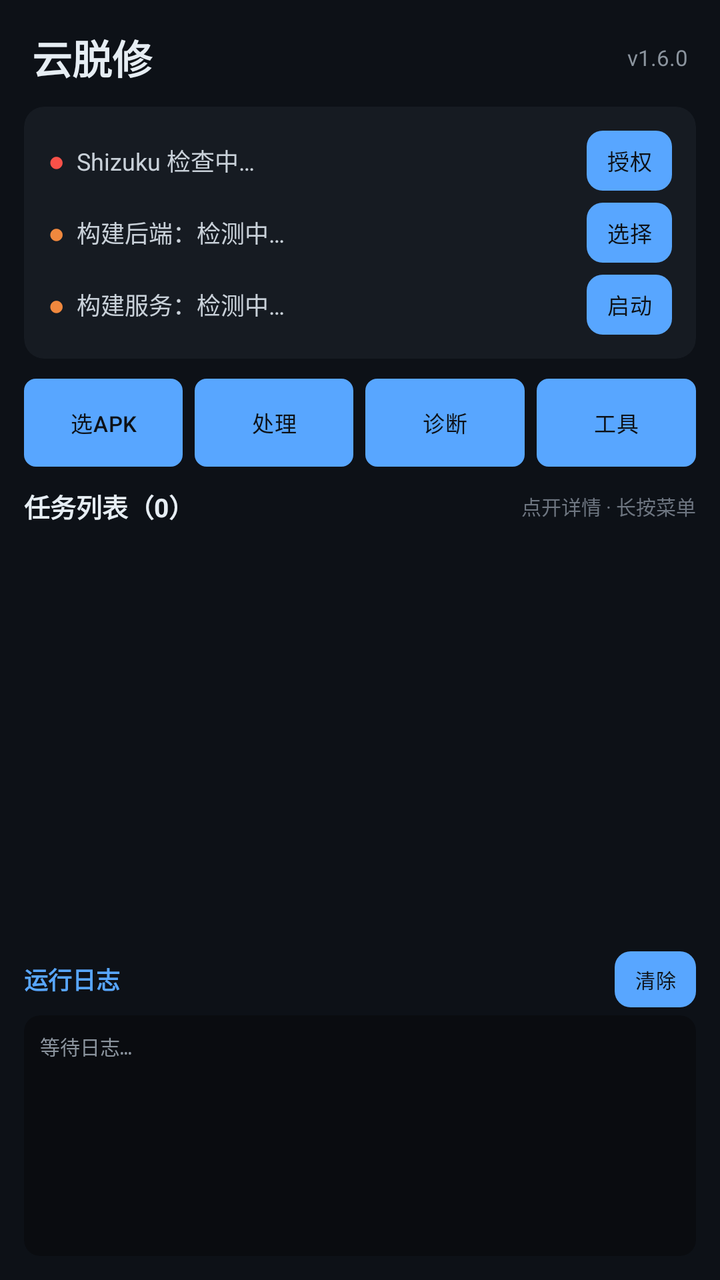
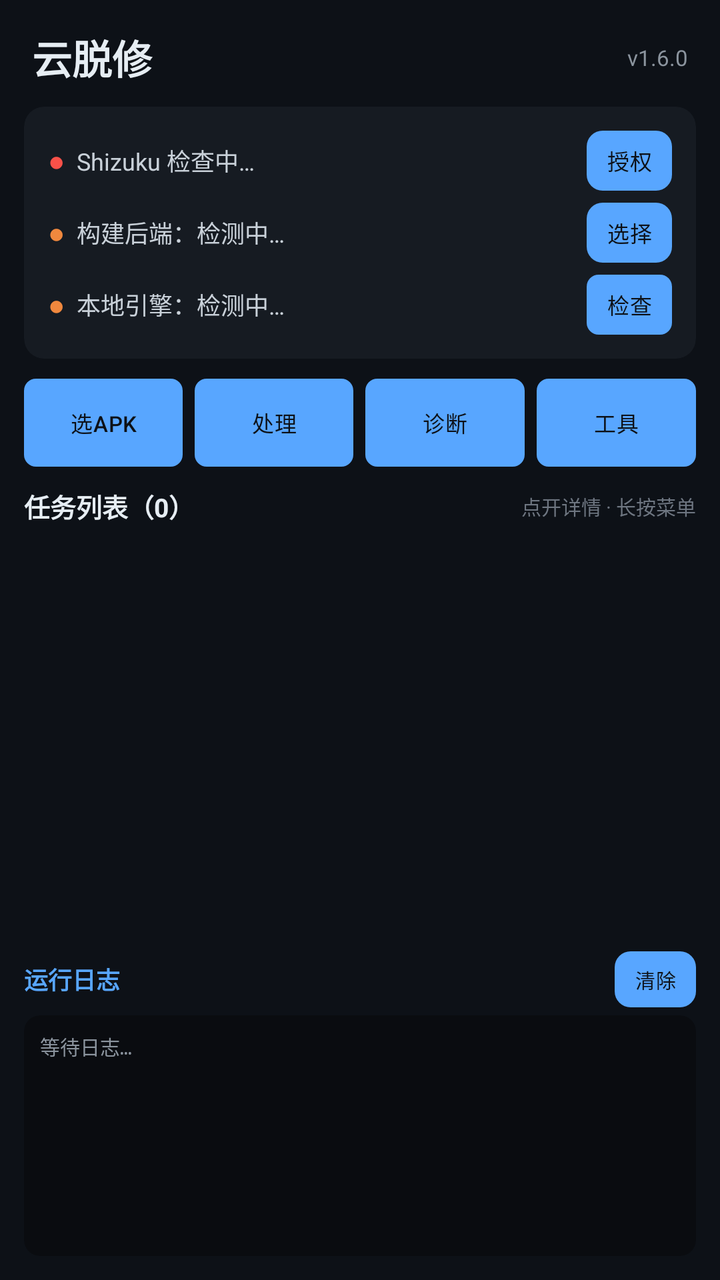

Before-and-after screenshots of an Android layout around one commit, followed by the original layout XML and the change that was made.
<!-- AndroidManifest.xml: application theme Theme.UnpackCloud -->
<!-- res/layout/activity_main.xml -->
<?xml version="1.0" encoding="utf-8"?>
<LinearLayout xmlns:android="http://schemas.android.com/apk/res/android"
    xmlns:app="http://schemas.android.com/apk/res-auto"
    android:layout_width="match_parent"
    android:layout_height="match_parent"
    android:orientation="vertical"
    android:background="#0D1117">

    
    <LinearLayout
        android:layout_width="match_parent"
        android:layout_height="wrap_content"
        android:orientation="horizontal"
        android:gravity="center_vertical"
        android:paddingStart="16dp"
        android:paddingEnd="16dp"
        android:paddingTop="14dp"
        android:paddingBottom="10dp">

        <TextView
            android:layout_width="0dp"
            android:layout_height="wrap_content"
            android:layout_weight="1"
            android:text="云脱修"
            android:textSize="20sp"
            android:textStyle="bold"
            android:textColor="#E6EDF3" />

        <TextView
            android:id="@+id/tvVersion"
            android:layout_width="wrap_content"
            android:layout_height="wrap_content"
            android:text="v1.6.0"
            android:textSize="11sp"
            android:textColor="#8B949E" />
    </LinearLayout>

    
    <androidx.cardview.widget.CardView
        android:layout_width="match_parent"
        android:layout_height="wrap_content"
        android:layout_marginStart="12dp"
        android:layout_marginEnd="12dp"
        android:layout_marginBottom="10dp"
        app:cardBackgroundColor="#161B22"
        app:cardCornerRadius="10dp"
        app:cardElevation="0dp">

        <LinearLayout
            android:layout_width="match_parent"
            android:layout_height="wrap_content"
            android:orientation="vertical"
            android:padding="12dp">

            
            <LinearLayout
                android:layout_width="match_parent"
                android:layout_height="wrap_content"
                android:orientation="horizontal"
                android:gravity="center_vertical"
                android:paddingBottom="6dp">

                <TextView
                    android:id="@+id/tvShizukuBadge"
                    android:layout_width="wrap_content"
                    android:layout_height="wrap_content"
                    android:text="●"
                    android:textSize="14sp"
                    android:textColor="#F85149"
                    android:paddingEnd="6dp" />

                <TextView
                    android:id="@+id/tvShizuku"
                    android:layout_width="0dp"
                    android:layout_height="wrap_content"
                    android:layout_weight="1"
                    android:text="Shizuku 检查中…"
                    android:textSize="12sp"
                    android:textColor="#C9D1D9" />

                <Button
                    android:id="@+id/btnGrantShizuku"
                    android:layout_width="wrap_content"
                    android:layout_height="30dp"
                    android:minWidth="0dp"
                    android:paddingStart="10dp"
                    android:paddingEnd="10dp"
                    android:textSize="11sp"
                    android:text="授权" />
            </LinearLayout>

            
            <LinearLayout
                android:layout_width="match_parent"
                android:layout_height="wrap_content"
                android:orientation="horizontal"
                android:gravity="center_vertical"
                android:paddingBottom="6dp">

                <TextView
                    android:id="@+id/tvBackendBadge"
                    android:layout_width="wrap_content"
                    android:layout_height="wrap_content"
                    android:text="●"
                    android:textSize="14sp"
                    android:textColor="#F0883E"
                    android:paddingEnd="6dp" />

                <TextView
                    android:id="@+id/tvBackend"
                    android:layout_width="0dp"
                    android:layout_height="wrap_content"
                    android:layout_weight="1"
                    android:text="构建后端：检测中…"
                    android:textSize="12sp"
                    android:textColor="#C9D1D9" />

                <Button
                    android:id="@+id/btnChooseBackend"
                    android:layout_width="wrap_content"
                    android:layout_height="30dp"
                    android:minWidth="0dp"
                    android:paddingStart="10dp"
                    android:paddingEnd="10dp"
                    android:textSize="11sp"
                    android:text="选择" />
            </LinearLayout>

            
            <LinearLayout
                android:layout_width="match_parent"
                android:layout_height="wrap_content"
                android:orientation="horizontal"
                android:gravity="center_vertical">

                <TextView
                    android:id="@+id/tvServiceBadge"
                    android:layout_width="wrap_content"
                    android:layout_height="wrap_content"
                    android:text="●"
                    android:textSize="14sp"
                    android:textColor="#F0883E"
                    android:paddingEnd="6dp" />

                <TextView
                    android:id="@+id/tvTermuxStatus"
                    android:layout_width="0dp"
                    android:layout_height="wrap_content"
                    android:layout_weight="1"
                    android:text="构建服务：检测中…"
                    android:textSize="12sp"
                    android:textColor="#C9D1D9" />

                <Button
                    android:id="@+id/btnStartDaemon"
                    android:layout_width="wrap_content"
                    android:layout_height="30dp"
                    android:minWidth="0dp"
                    android:paddingStart="10dp"
                    android:paddingEnd="10dp"
                    android:textSize="11sp"
                    android:text="启动" />
            </LinearLayout>
        </LinearLayout>
    </androidx.cardview.widget.CardView>

    
    <LinearLayout
        android:layout_width="match_parent"
        android:layout_height="wrap_content"
        android:orientation="horizontal"
        android:paddingStart="12dp"
        android:paddingEnd="12dp"
        android:paddingBottom="10dp">

        <Button
            android:id="@+id/btnPickApk"
            style="@style/YtxButton.Small"
            android:layout_width="0dp"
            android:layout_height="44dp"
            android:layout_weight="1"
            android:minWidth="0dp"
            android:paddingStart="2dp"
            android:paddingEnd="2dp"
            android:singleLine="true"
            android:maxLines="1"
            android:ellipsize="end"
            android:insetLeft="0dp"
            android:insetRight="0dp"
            android:textSize="11sp"
            android:text="选APK" />

        <Button
            android:id="@+id/btnStartWorker"
            style="@style/YtxButton.Small"
            android:layout_width="0dp"
            android:layout_height="44dp"
            android:layout_weight="1"
            android:layout_marginStart="6dp"
            android:minWidth="0dp"
            android:paddingStart="2dp"
            android:paddingEnd="2dp"
            android:singleLine="true"
            android:maxLines="1"
            android:ellipsize="end"
            android:insetLeft="0dp"
            android:insetRight="0dp"
            android:textSize="11sp"
            android:text="处理" />

        <Button
            android:id="@+id/btnDiagnose"
            style="@style/YtxButton.Small"
            android:layout_width="0dp"
            android:layout_height="44dp"
            android:layout_weight="1"
            android:layout_marginStart="6dp"
            android:minWidth="0dp"
            android:paddingStart="2dp"
            android:paddingEnd="2dp"
            android:singleLine="true"
            android:maxLines="1"
            android:ellipsize="end"
            android:insetLeft="0dp"
            android:insetRight="0dp"
            android:textSize="11sp"
            android:text="诊断" />

        <Button
            android:id="@+id/btnOpenTools"
            style="@style/YtxButton.Small"
            android:layout_width="0dp"
            android:layout_height="44dp"
            android:layout_weight="1"
            android:layout_marginStart="6dp"
            android:minWidth="0dp"
            android:paddingStart="2dp"
            android:paddingEnd="2dp"
            android:singleLine="true"
            android:maxLines="1"
            android:ellipsize="end"
            android:insetLeft="0dp"
            android:insetRight="0dp"
            android:textSize="11sp"
            android:text="工具" />
    </LinearLayout>

    
    <LinearLayout
        android:layout_width="match_parent"
        android:layout_height="0dp"
        android:layout_weight="3"
        android:orientation="vertical"
        android:layout_marginStart="12dp"
        android:layout_marginEnd="12dp">

        <LinearLayout
            android:layout_width="match_parent"
            android:layout_height="wrap_content"
            android:orientation="horizontal"
            android:gravity="center_vertical"
            android:paddingBottom="6dp">

            <TextView
                android:id="@+id/tvTaskCount"
                android:layout_width="0dp"
                android:layout_height="wrap_content"
                android:layout_weight="1"
                android:text="任务列表（0）"
                android:textSize="13sp"
                android:textStyle="bold"
                android:textColor="#E6EDF3" />

            <TextView
                android:id="@+id/tvTaskHint"
                android:layout_width="wrap_content"
                android:layout_height="wrap_content"
                android:text="点开详情 · 长按菜单"
                android:textSize="10sp"
                android:textColor="#6E7681" />
        </LinearLayout>

        <androidx.recyclerview.widget.RecyclerView
            android:id="@+id/rvTasks"
            android:layout_width="match_parent"
            android:layout_height="0dp"
            android:layout_weight="1"
            android:clipToPadding="false" />
    </LinearLayout>

    
    <LinearLayout
        android:layout_width="match_parent"
        android:layout_height="0dp"
        android:layout_weight="2"
        android:orientation="vertical"
        android:layout_marginStart="12dp"
        android:layout_marginEnd="12dp"
        android:layout_marginTop="4dp">

        <LinearLayout
            android:layout_width="match_parent"
            android:layout_height="wrap_content"
            android:orientation="horizontal"
            android:gravity="center_vertical"
            android:paddingBottom="4dp">

            <TextView
                android:id="@+id/tvLogHeader"
                android:layout_width="0dp"
                android:layout_height="wrap_content"
                android:layout_weight="1"
                android:text="运行日志"
                android:textSize="12sp"
                android:textStyle="bold"
                android:textColor="#58A6FF" />

            <Button
                android:id="@+id/btnClearLog"
                android:layout_width="wrap_content"
                android:layout_height="28dp"
                android:minWidth="0dp"
                android:paddingStart="10dp"
                android:paddingEnd="10dp"
                android:textSize="10sp"
                android:text="清除" />
        </LinearLayout>

        <androidx.cardview.widget.CardView
            android:layout_width="match_parent"
            android:layout_height="0dp"
            android:layout_weight="1"
            app:cardBackgroundColor="#0A0C10"
            app:cardCornerRadius="8dp"
            app:cardElevation="0dp">

            <ScrollView
                android:id="@+id/svLog"
                android:layout_width="match_parent"
                android:layout_height="match_parent"
                android:padding="8dp"
                android:scrollbars="vertical">

                <TextView
                    android:id="@+id/tvLog"
                    android:layout_width="match_parent"
                    android:layout_height="wrap_content"
                    android:text="等待日志…"
                    android:textSize="10sp"
                    android:fontFamily="monospace"
                    android:textColor="#8B949E"
                    android:lineSpacingExtra="2dp" />
            </ScrollView>
        </androidx.cardview.widget.CardView>
    </LinearLayout>

    <View
        android:layout_width="match_parent"
        android:layout_height="12dp" />

</LinearLayout>
<!-- resources referenced by this layout -->
<resources>
  <style name="YtxButton.Small" parent="YtxButton">
          <item name="android:textSize">11sp</item>
          <item name="cornerRadius">6dp</item>
      </style>
  <style name="Theme.UnpackCloud" parent="Theme.Material3.Dark.NoActionBar">
          
          <item name="colorPrimary">#58A6FF</item>
          <item name="colorOnPrimary">#0D1117</item>
          <item name="colorPrimaryContainer">#1F6FEB</item>
          <item name="colorOnPrimaryContainer">#E6EDF3</item>
  
          
          <item name="colorSecondary">#3FB950</item>
          <item name="colorOnSecondary">#0D1117</item>
          <item name="colorError">#F85149</item>
  
          
          <item name="android:colorBackground">#0D1117</item>
          <item name="colorSurface">#161B22</item>
          <item name="colorOnSurface">#E6EDF3</item>
          <item name="colorSurfaceVariant">#21262D</item>
          <item name="colorOnSurfaceVariant">#8B949E</item>
          <item name="android:colorBackgroundFloating">#161B22</item>
  
          
          <item name="android:statusBarColor">#0D1117</item>
          <item name="android:windowLightStatusBar">false</item>
          <item name="android:navigationBarColor">#0D1117</item>
  
          
          <item name="materialButtonStyle">@style/YtxButton</item>
      </style>
  <style name="YtxButton" parent="Widget.Material3.Button">
          <item name="cornerRadius">8dp</item>
          <item name="android:letterSpacing">0.02</item>
          <item name="android:textAllCaps">false</item>
          <item name="android:minHeight">0dp</item>
          <item name="android:insetTop">0dp</item>
          <item name="android:insetBottom">0dp</item>
      </style>
</resources>

<!-- the commit's change to res/layout/activity_main.xml (unified diff, before → after) -->
@@ -147,19 +147,20 @@
                     android:layout_width="0dp"
                     android:layout_height="wrap_content"
                     android:layout_weight="1"
-                    android:text="构建服务：检测中…"
+                    android:text="本地引擎：检测中…"
                     android:textSize="12sp"
                     android:textColor="#C9D1D9" />
 
                 <Button
                     android:id="@+id/btnStartDaemon"
+                    style="@style/YtxButton.Small"
                     android:layout_width="wrap_content"
                     android:layout_height="30dp"
                     android:minWidth="0dp"
                     android:paddingStart="10dp"
                     android:paddingEnd="10dp"
                     android:textSize="11sp"
-                    android:text="启动" />
+                    android:text="检查" />
             </LinearLayout>
         </LinearLayout>
     </androidx.cardview.widget.CardView>
